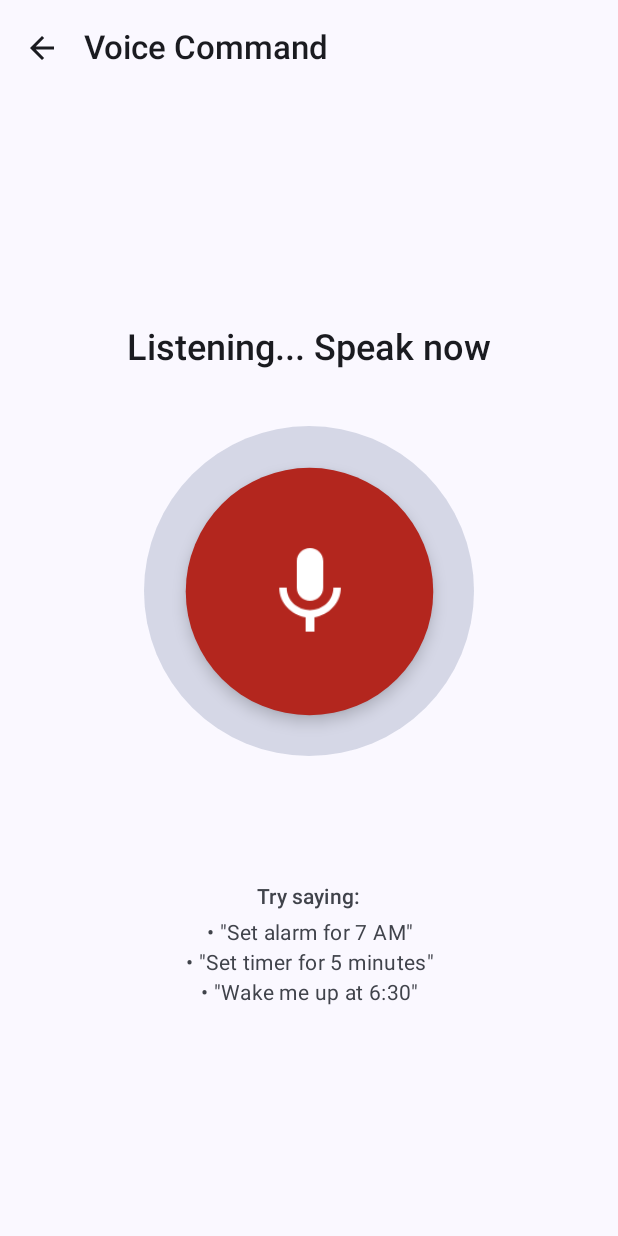
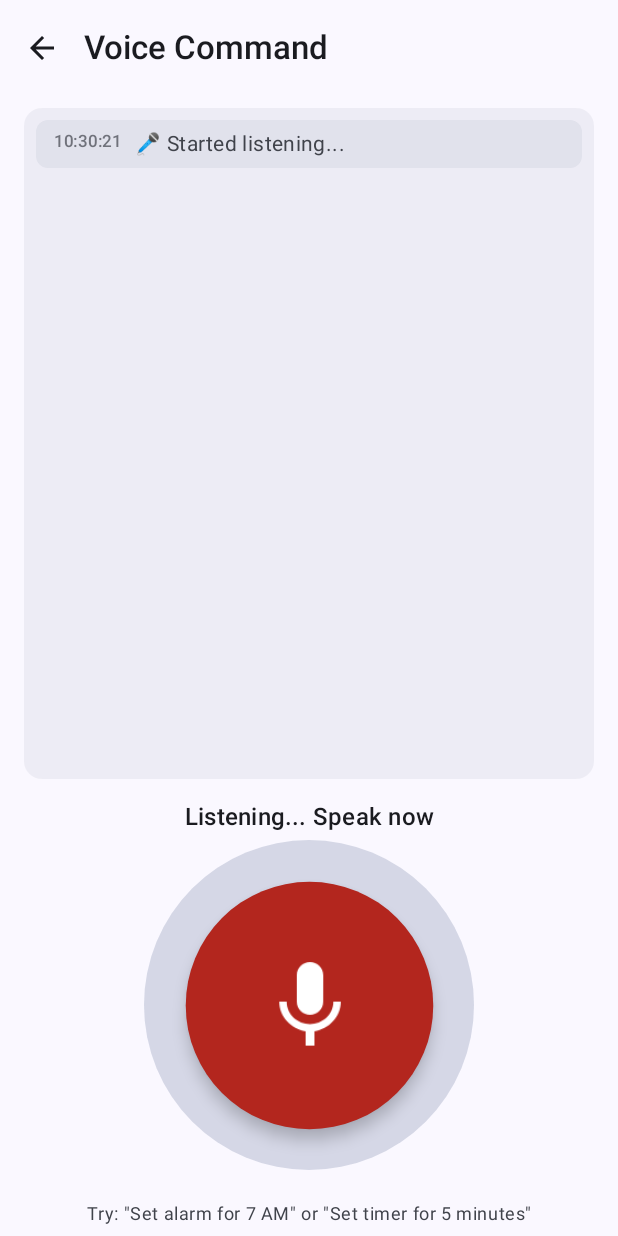
Before and after one commit to dz0nni/voicebell, an Android app built with Jetpack Compose: the VoiceCommandScreen screen opened through its navigation route, after a tap on "Start listening", on a phone screen of 412 x 824 dp. Run offline under Robolectric (Android 15) with nearby library versions, the phone set to English and light mode, and no system bars; our stand-ins replace Dagger/Hilt's generated code, Room's generated code.

Commit message:
feat: add detailed process log to voice command screen
Added comprehensive logging to show all voice recognition and command
parsing steps in real-time on the VoiceCommandScreen. This helps users
understand how Vosk processes their voice commands and provides
transparency into the recognition pipeline.

**UI Changes:**

- Redesigned VoiceCommandScreen layout:
  - Process log area at top (scrollable, takes most space)
  - Microphone button moved to bottom (fixed position)
  - Compact instructions above button
  - Auto-scroll to latest log entry

- ProcessLogArea component:
  - Empty state with helpful message
  - Color-coded log messages by type
  - Timestamp for each log entry
  - Smooth scrolling to bottom on new entries

**Logging System:**

- Added LogMessage data class with:
  - timestamp: Long (auto-generated)
  - message: String
  - type: LogType (INFO, SUCCESS, ERROR, PROCESSING)

- Log messages show:
  1. 🎤 Started listening...
  2. ✅ Recognized: "[text]"
  3. 🔍 Parsing command...
  4. ⏰/⏱️ Detected: Alarm/Timer command
  5. 🕐/⏲️ Time/Duration details
  6. 🏷️ Label (if provided)
  7. 💾 Creating alarm/Starting timer...
  8. ✅/❌ Success/Error message

**ViewModel Changes:**

- Integrated VoiceCommandParser for detailed parsing logs
- Added addLog() helper function
- Enhanced executeCommand() to log each step:
  - Parse result details (time, duration, label)
  - Command type detection
  - Execution status

**Files Modified:**
- VoiceCommandViewModel.kt: Added logging system
- VoiceCommandScreen.kt: New layout + ProcessLogArea component

**User Benefits:**
- Debug voice recognition issues
- Understand why commands fail
- See Vosk model accuracy
- Learn optimal command phrasing

🤖 Generated with [Claude Code](https://claude.com/claude-code)

Co-Authored-By: Claude <noreply@anthropic.com>

```diff
--- a/app/src/main/java/com/voicebell/clock/presentation/screens/voice/VoiceCommandScreen.kt
+++ b/app/src/main/java/com/voicebell/clock/presentation/screens/voice/VoiceCommandScreen.kt
@@ -13,8 +13,13 @@ import androidx.compose.animation.AnimatedVisibility
 import androidx.compose.animation.core.*
 import androidx.compose.animation.fadeIn
 import androidx.compose.animation.fadeOut
+import androidx.compose.foundation.background
 import androidx.compose.foundation.layout.*
+import androidx.compose.foundation.lazy.LazyColumn
+import androidx.compose.foundation.lazy.items
+import androidx.compose.foundation.lazy.rememberLazyListState
 import androidx.compose.foundation.shape.CircleShape
+import androidx.compose.foundation.shape.RoundedCornerShape
 import androidx.compose.material.icons.Icons
 import androidx.compose.material.icons.filled.ArrowBack
 import androidx.compose.material.icons.filled.Mic
@@ -113,53 +118,28 @@ fun VoiceCommandScreen(
         Column(
             modifier = Modifier
                 .fillMaxSize()
-                .padding(paddingValues)
-                .padding(24.dp),
-            horizontalAlignment = Alignment.CenterHorizontally,
-            verticalArrangement = Arrangement.Center
+                .padding(paddingValues),
+            horizontalAlignment = Alignment.CenterHorizontally
         ) {
-            // Instruction text
-            Text(
-                text = if (state.isListening) {
-                    "Listening... Speak now"
-                } else {
-                    "Tap to start listening"
-                },
-                style = MaterialTheme.typography.headlineSmall,
-                textAlign = TextAlign.Center,
-                fontWeight = FontWeight.SemiBold
+            // Log area (scrollable, takes remaining space)
+            ProcessLogArea(
+                logs = state.logMessages,
+                modifier = Modifier
+                    .weight(1f)
+                    .fillMaxWidth()
+                    .padding(horizontal = 16.dp, vertical = 8.dp)
             )
 
-            Spacer(modifier = Modifier.height(48.dp))
-
-            // Microphone button with animation
-            PushToTalkButton(
-                isListening = state.isListening,
-                enabled = hasAudioPermission,
-                onStartListening = {
-                    if (hasAudioPermission) {
-                        viewModel.onEvent(VoiceCommandEvent.StartListening)
-                        VoiceRecognitionService.startListening(context)
-                    } else {
-                        permissionLauncher.launch(Manifest.permission.RECORD_AUDIO)
-                    }
-                },
-                onStopListening = {
-                    viewModel.onEvent(VoiceCommandEvent.StopListening)
-                    VoiceRecognitionService.stopListening(context)
-                }
-            )
-
-            Spacer(modifier = Modifier.height(48.dp))
-
-            // Result text
+            // Result text (below logs)
             AnimatedVisibility(
                 visible = state.resultText.isNotEmpty(),
                 enter = fadeIn(),
                 exit = fadeOut()
             ) {
                 Card(
-                    modifier = Modifier.fillMaxWidth(),
+                    modifier = Modifier
+                        .fillMaxWidth()
+                        .padding(horizontal = 16.dp, vertical = 8.dp),
                     colors = CardDefaults.cardColors(
                         containerColor = if (state.isSuccess) {
                             MaterialTheme.colorScheme.primaryContainer
@@ -184,28 +164,173 @@ fun VoiceCommandScreen(
 
             // Permission prompt
             if (!hasAudioPermission) {
-                Spacer(modifier = Modifier.height(24.dp))
                 Text(
-                    text = "Microphone permission is required for voice commands",
-                    style = MaterialTheme.typography.bodyMedium,
+                    text = "Microphone permission is required",
+                    style = MaterialTheme.typography.bodySmall,
                     color = MaterialTheme.colorScheme.error,
-                    textAlign = TextAlign.Center
+                    textAlign = TextAlign.Center,
+                    modifier = Modifier.padding(horizontal = 16.dp, vertical = 8.dp)
                 )
             }
 
-            // Examples
-            Spacer(modifier = Modifier.height(48.dp))
+            Spacer(modifier = Modifier.height(8.dp))
+
+            // Instruction text (above mic button)
             Text(
-                text = "Try saying:",
-                style = MaterialTheme.typography.labelLarge,
-                color = MaterialTheme.colorScheme.onSurfaceVariant
+                text = if (state.isListening) {
+                    "Listening... Speak now"
+                } else {
+                    "Tap to start"
+                },
+                style = MaterialTheme.typography.titleMedium,
+                textAlign = TextAlign.Center,
+                fontWeight = FontWeight.Medium,
+                modifier = Modifier.padding(horizontal = 16.dp)
             )
-            Spacer(modifier = Modifier.height(8.dp))
+
+            Spacer(modifier = Modifier.height(16.dp))
+
+            // Microphone button (fixed at bottom)
+            PushToTalkButton(
+                isListening = state.isListening,
+                enabled = hasAudioPermission,
+                onStartListening = {
+                    if (hasAudioPermission) {
+                        viewModel.onEvent(VoiceCommandEvent.StartListening)
+                        VoiceRecognitionService.startListening(context)
+                    } else {
+                        permissionLauncher.launch(Manifest.permission.RECORD_AUDIO)
+                    }
+                },
+                onStopListening = {
+                    viewModel.onEvent(VoiceCommandEvent.StopListening)
+                    VoiceRecognitionService.stopListening(context)
+                },
+                modifier = Modifier.padding(bottom = 24.dp)
+            )
+
+            // Examples (compact, at very bottom)
             Text(
-                text = "• \"Set alarm for 7 AM\"\n• \"Set timer for 5 minutes\"\n• \"Wake me up at 6:30\"",
+                text = "Try: \"Set alarm for 7 AM\" or \"Set timer for 5 minutes\"",
+                style = MaterialTheme.typography.bodySmall,
+                color = MaterialTheme.colorScheme.onSurfaceVariant,
+                textAlign = TextAlign.Center,
+                modifier = Modifier.padding(horizontal = 16.dp, vertical = 8.dp)
+            )
+        }
+    }
+}
+
+/**
+ * Process log area showing recognition and parsing steps.
+ */
+@Composable
+private fun ProcessLogArea(
+    logs: List<LogMessage>,
+    modifier: Modifier = Modifier
+) {
+    val listState = rememberLazyListState()
+
+    // Auto-scroll to bottom when new logs arrive
+    LaunchedEffect(logs.size) {
+        if (logs.isNotEmpty()) {
+            listState.animateScrollToItem(logs.size - 1)
+        }
+    }
+
+    Card(
+        modifier = modifier,
+        colors = CardDefaults.cardColors(
+            containerColor = MaterialTheme.colorScheme.surfaceVariant.copy(alpha = 0.5f)
+        )
+    ) {
+        if (logs.isEmpty()) {
+            // Empty state
+            Box(
+                modifier = Modifier.fillMaxSize(),
+                contentAlignment = Alignment.Center
+            ) {
+                Column(
+                    horizontalAlignment = Alignment.CenterHorizontally,
+                    verticalArrangement = Arrangement.Center
+                ) {
+                    Text(
+                        text = "Process log",
+                        style = MaterialTheme.typography.titleMedium,
+                        color = MaterialTheme.colorScheme.onSurfaceVariant
+                    )
+                    Spacer(modifier = Modifier.height(8.dp))
+                    Text(
+                        text = "Voice recognition steps will appear here",
+                        style = MaterialTheme.typography.bodySmall,
+                        color = MaterialTheme.colorScheme.onSurfaceVariant.copy(alpha = 0.7f),
+                        textAlign = TextAlign.Center
+                    )
+                }
+            }
+        } else {
+            // Log messages
+            LazyColumn(
+                state = listState,
+                modifier = Modifier
+                    .fillMaxSize()
+                    .padding(8.dp),
+                verticalArrangement = Arrangement.spacedBy(4.dp)
+            ) {
+                items(logs) { log ->
+                    LogMessageItem(log)
+                }
+            }
+        }
+    }
+}
+
+/**
+ * Single log message item.
+ */
+@Composable
+private fun LogMessageItem(
+    log: LogMessage,
+    modifier: Modifier = Modifier
+) {
+    val backgroundColor = when (log.type) {
+        LogType.INFO -> MaterialTheme.colorScheme.surfaceVariant
+        LogType.SUCCESS -> MaterialTheme.colorScheme.primaryContainer.copy(alpha = 0.5f)
+        LogType.ERROR -> MaterialTheme.colorScheme.errorContainer.copy(alpha = 0.5f)
+        LogType.PROCESSING -> MaterialTheme.colorScheme.tertiaryContainer.copy(alpha = 0.5f)
+    }
+
+    val textColor = when (log.type) {
+        LogType.INFO -> MaterialTheme.colorScheme.onSurfaceVariant
+        LogType.SUCCESS -> MaterialTheme.colorScheme.onPrimaryContainer
+        LogType.ERROR -> MaterialTheme.colorScheme.onErrorContainer
+        LogType.PROCESSING -> MaterialTheme.colorScheme.onTertiaryContainer
+    }
+
+    Surface(
+        modifier = modifier.fillMaxWidth(),
+        shape = RoundedCornerShape(8.dp),
+        color = backgroundColor
+    ) {
+        Row(
+            modifier = Modifier.padding(horizontal = 12.dp, vertical = 8.dp),
+            verticalAlignment = Alignment.Top
+        ) {
+            // Timestamp
+            Text(
+                text = java.text.SimpleDateFormat("HH:mm:ss", java.util.Locale.getDefault())
+                    .format(java.util.Date(log.timestamp)),
+                style = MaterialTheme.typography.labelSmall,
+                color = textColor.copy(alpha = 0.7f),
+                modifier = Modifier.padding(end = 8.dp)
+            )
+
+            // Message
+            Text(
+                text = log.message,
                 style = MaterialTheme.typography.bodyMedium,
-                color = MaterialTheme.colorScheme.onSurfaceVariant,
-                textAlign = TextAlign.Center
+                color = textColor,
+                modifier = Modifier.weight(1f)
             )
         }
     }
--- a/app/src/main/java/com/voicebell/clock/presentation/screens/voice/VoiceCommandViewModel.kt
+++ b/app/src/main/java/com/voicebell/clock/presentation/screens/voice/VoiceCommandViewModel.kt
@@ -4,6 +4,8 @@ import androidx.lifecycle.ViewModel
 import androidx.lifecycle.viewModelScope
 import com.voicebell.clock.domain.usecase.voice.ExecuteVoiceCommandUseCase
 import com.voicebell.clock.domain.usecase.voice.CommandExecutionResult
+import com.voicebell.clock.util.VoiceCommandParser
+import com.voicebell.clock.util.VoiceCommandResult
 import dagger.hilt.android.lifecycle.HiltViewModel
 import kotlinx.coroutines.flow.MutableStateFlow
 import kotlinx.coroutines.flow.StateFlow
@@ -22,7 +24,8 @@ import javax.inject.Inject
  */
 @HiltViewModel
 class VoiceCommandViewModel @Inject constructor(
-    private val executeVoiceCommandUseCase: ExecuteVoiceCommandUseCase
+    private val executeVoiceCommandUseCase: ExecuteVoiceCommandUseCase,
+    private val voiceCommandParser: VoiceCommandParser
 ) : ViewModel() {
 
     private val _state = MutableStateFlow(VoiceCommandState())
@@ -31,12 +34,30 @@ class VoiceCommandViewModel @Inject constructor(
     fun onEvent(event: VoiceCommandEvent) {
         when (event) {
             is VoiceCommandEvent.StartListening -> {
-                _state.update { it.copy(isListening = true, resultText = "") }
+                _state.update {
+                    it.copy(
+                        isListening = true,
+                        resultText = "",
+                        logMessages = it.logMessages + LogMessage(
+                            message = "🎤 Started listening...",
+                            type = LogType.INFO
+                        )
+                    )
+                }
             }
             is VoiceCommandEvent.StopListening -> {
-                _state.update { it.copy(isListening = false) }
+                _state.update {
+                    it.copy(
+                        isListening = false,
+                        logMessages = it.logMessages + LogMessage(
+                            message = "⏸️ Stopped listening",
+                            type = LogType.INFO
+                        )
+                    )
+                }
             }
             is VoiceCommandEvent.RecognitionResult -> {
+                addLog("✅ Recognized: \"${event.text}\"", LogType.SUCCESS)
                 executeCommand(event.text)
             }
             is VoiceCommandEvent.ShowError -> {
@@ -44,10 +65,20 @@ class VoiceCommandViewModel @Inject constructor(
                     it.copy(
                         isListening = false,
                         resultText = event.message,
-                        isSuccess = false
+                        isSuccess = false,
+                        logMessages = it.logMessages + LogMessage(
+                            message = "❌ Error: ${event.message}",
+                            type = LogType.ERROR
+                        )
                     )
                 }
             }
+        }
+    }
+
+    private fun addLog(message: String, type: LogType = LogType.INFO) {
+        _state.update {
+            it.copy(logMessages = it.logMessages + LogMessage(message = message, type = type))
         }
     }
 
@@ -55,10 +86,48 @@ class VoiceCommandViewModel @Inject constructor(
         viewModelScope.launch {
             _state.update { it.copy(isListening = false) }
 
+            addLog("🔍 Parsing command...", LogType.PROCESSING)
+
+            // Parse command and log details
+            val parseResult = voiceCommandParser.parseCommand(recognizedText)
+
+            when (parseResult) {
+                is VoiceCommandResult.AlarmCommand -> {
+                    addLog("⏰ Detected: Alarm command", LogType.INFO)
+                    addLog("🕐 Time: ${parseResult.time}", LogType.INFO)
+                    if (parseResult.label != null) {
+                        addLog("🏷️ Label: ${parseResult.label}", LogType.INFO)
+                    }
+                    addLog("💾 Creating alarm...", LogType.PROCESSING)
+                }
+                is VoiceCommandResult.TimerCommand -> {
+                    addLog("⏱️ Detected: Timer command", LogType.INFO)
+                    val minutes = (parseResult.durationMillis / 1000 / 60).toInt()
+                    val seconds = ((parseResult.durationMillis / 1000) % 60).toInt()
+                    if (minutes > 0) {
+                        addLog("⏲️ Duration: ${minutes}min ${seconds}s", LogType.INFO)
+                    } else {
+                        addLog("⏲️ Duration: ${seconds}s", LogType.INFO)
+                    }
+                    if (parseResult.label != null) {
+                        addLog("🏷️ Label: ${parseResult.label}", LogType.INFO)
+                    }
+                    addLog("💾 Starting timer...", LogType.PROCESSING)
+                }
+                is VoiceCommandResult.Unknown -> {
+                    addLog("❓ Unknown command type", LogType.ERROR)
+                }
+                is VoiceCommandResult.Error -> {
+                    addLog("❌ Parse error: ${parseResult.message}", LogType.ERROR)
+                }
+            }
+
+            // Execute command
             val result = executeVoiceCommandUseCase(recognizedText)
 
             when (result) {
                 is CommandExecutionResult.Success -> {
+                    addLog("✅ ${result.message}", LogType.SUCCESS)
                     _state.update {
                         it.copy(
                             resultText = result.message,
@@ -67,6 +136,7 @@ class VoiceCommandViewModel @Inject constructor(
                     }
                 }
                 is CommandExecutionResult.Error -> {
+                    addLog("❌ ${result.message}", LogType.ERROR)
                     _state.update {
                         it.copy(
                             resultText = result.message,
@@ -85,8 +155,25 @@ class VoiceCommandViewModel @Inject constructor(
 data class VoiceCommandState(
     val isListening: Boolean = false,
     val resultText: String = "",
-    val isSuccess: Boolean = true
+    val isSuccess: Boolean = true,
+    val logMessages: List<LogMessage> = emptyList()
 )
+
+/**
+ * Log message for debugging voice recognition process.
+ */
+data class LogMessage(
+    val timestamp: Long = System.currentTimeMillis(),
+    val message: String,
+    val type: LogType = LogType.INFO
+)
+
+enum class LogType {
+    INFO,     // General info (blue/gray)
+    SUCCESS,  // Success step (green)
+    ERROR,    // Error step (red)
+    PROCESSING // Processing step (yellow/orange)
+}
 
 /**
  * Events for voice command screen.
```
